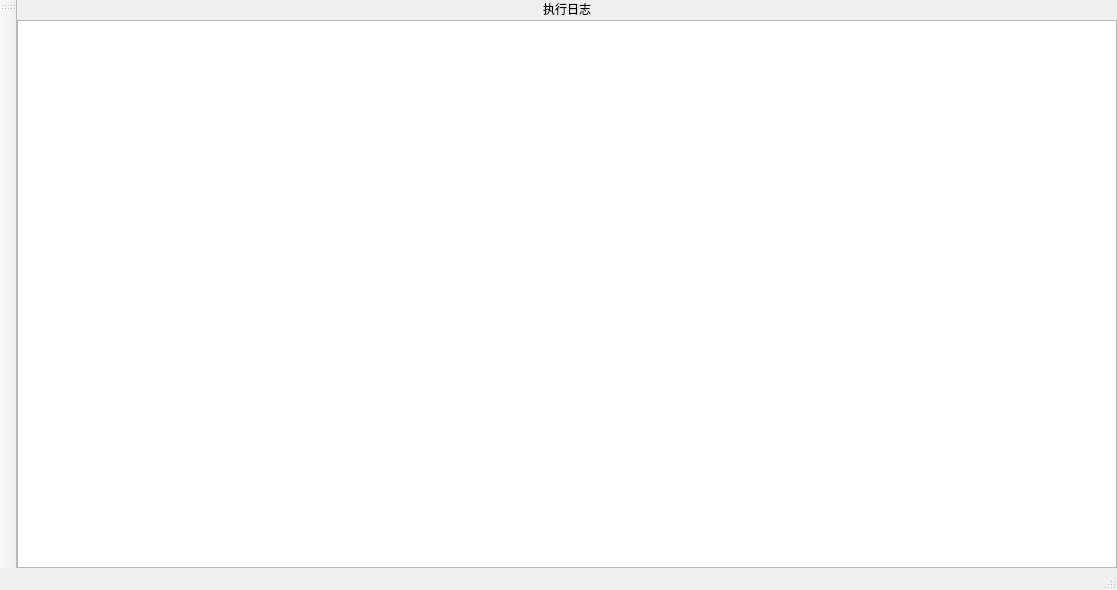
First picture: the form in ui/wnd_server.ui, repository decenfrontier/PyNetAuth, before the edit.
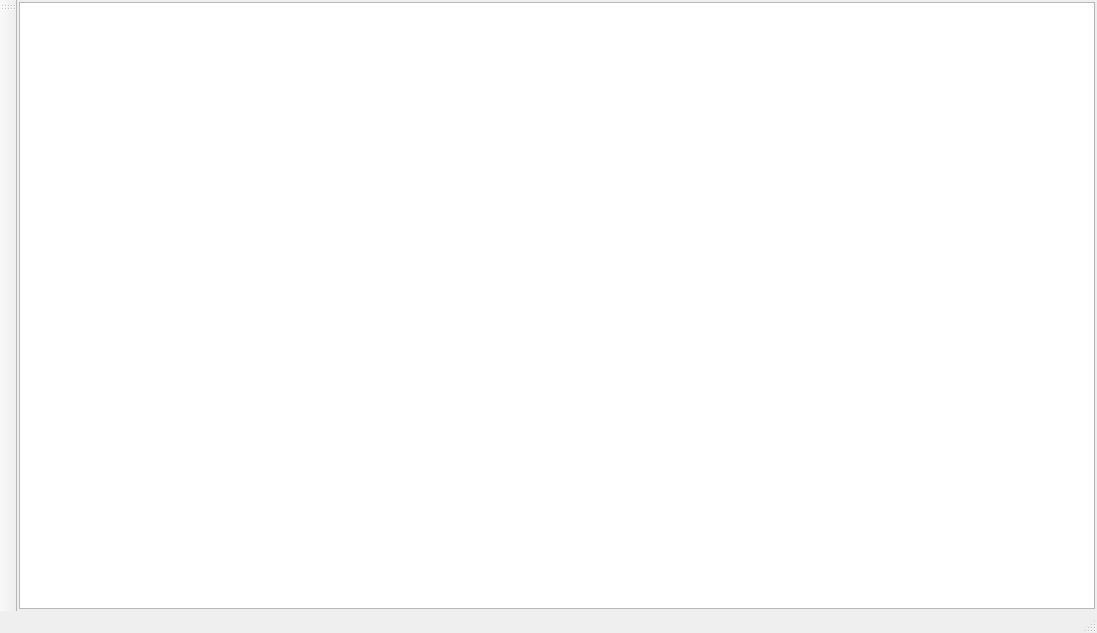
Second picture: the form after the edit. The open tabs and pages were chosen to show the change.

What changed in the file:
```diff
--- a/ui/wnd_server.ui
+++ b/ui/wnd_server.ui
@@ -6,8 +6,8 @@
    <rect>
     <x>0</x>
     <y>0</y>
-    <width>1117</width>
-    <height>590</height>
+    <width>1097</width>
+    <height>633</height>
    </rect>
   </property>
   <property name="windowTitle">
@@ -487,52 +487,36 @@
        </layout>
       </widget>
       <widget class="QWidget" name="page_3">
-       <layout class="QGridLayout" name="gridLayout_5">
+       <property name="sizePolicy">
+        <sizepolicy hsizetype="Preferred" vsizetype="Preferred">
+         <horstretch>0</horstretch>
+         <verstretch>0</verstretch>
+        </sizepolicy>
+       </property>
+       <property name="maximumSize">
+        <size>
+         <width>16777215</width>
+         <height>16777215</height>
+        </size>
+       </property>
+       <layout class="QVBoxLayout" name="verticalLayout">
         <property name="leftMargin">
-         <number>0</number>
+         <number>2</number>
         </property>
         <property name="topMargin">
-         <number>0</number>
+         <number>2</number>
         </property>
         <property name="rightMargin">
-         <number>0</number>
+         <number>2</number>
         </property>
         <property name="bottomMargin">
-         <number>0</number>
-        </property>
-        <property name="spacing">
          <number>2</number>
         </property>
-        <item row="1" column="0">
+        <item>
          <widget class="QTextBrowser" name="tbr_log">
-          <property name="sizePolicy">
-           <sizepolicy hsizetype="Preferred" vsizetype="Expanding">
-            <horstretch>0</horstretch>
-            <verstretch>0</verstretch>
-           </sizepolicy>
-          </property>
-          <property name="verticalScrollBarPolicy">
-           <enum>Qt::ScrollBarAsNeeded</enum>
-          </property>
-          <property name="horizontalScrollBarPolicy">
-           <enum>Qt::ScrollBarAsNeeded</enum>
-          </property>
           <property name="documentTitle">
-           <string/>
-          </property>
-          <property name="lineWrapMode">
-           <enum>QTextEdit::WidgetWidth</enum>
-          </property>
-         </widget>
-        </item>
-        <item row="0" column="0">
-         <widget class="QLabel" name="label">
-          <property name="text">
            <string>执行日志</string>
           </property>
-          <property name="alignment">
-           <set>Qt::AlignCenter</set>
-          </property>
          </widget>
         </item>
        </layout>
```
Left out of the diff: 4 changed lines with no effect on the pictures.
